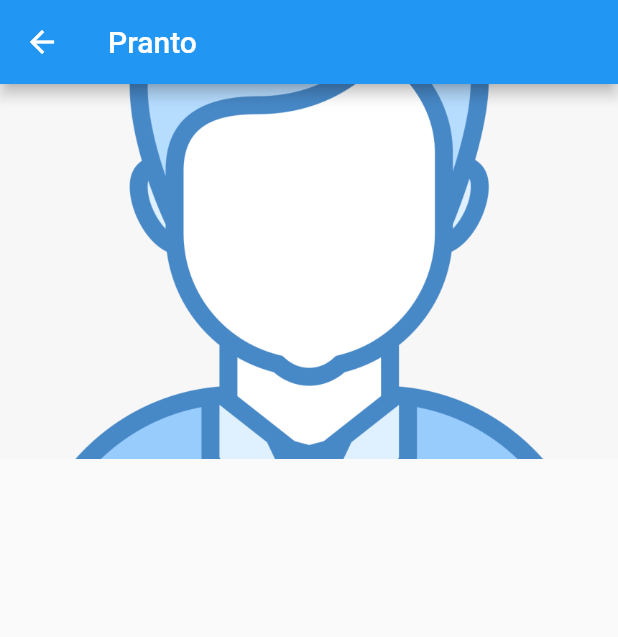
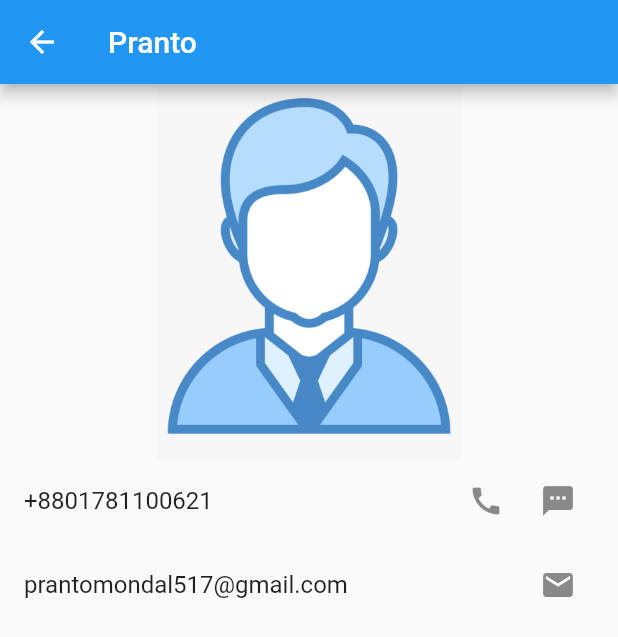
Before and after one commit to PrantoMondal/AddressBookFlutter, a Flutter app: the screen it shows after launch, after a tap on "PR", on a phone screen of 412 x 824 dp. Shown: the top 637 px of the screen. Run offline on Flutter 3.47's test engine with Material 2 defaults, Android fonts, the phone set to English and light mode, and no system bars; our stand-ins replace image_picker.

Commit message:
call message and mail functionality added

```diff
--- a/lib/pages/contact_details_page.dart
+++ b/lib/pages/contact_details_page.dart
@@ -1,11 +1,13 @@
 import 'dart:io';
 
 import 'package:flutter/material.dart';
+import 'package:url_launcher/url_launcher.dart';
 
 import '../models/contact_model.dart';
 
 class ContactDetailsPage extends StatefulWidget {
   static const String routeName = '/contact_details';
+
   const ContactDetailsPage({Key? key}) : super(key: key);
 
   @override
@@ -17,7 +19,10 @@ class _ContactDetailsPageState extends State<ContactDetailsPage> {
 
   @override
   void didChangeDependencies() {
-    contact = ModalRoute.of(context)!.settings.arguments as ContactModel;
+    contact = ModalRoute
+        .of(context)!
+        .settings
+        .arguments as ContactModel;
     super.didChangeDependencies();
   }
 
@@ -29,10 +34,71 @@ class _ContactDetailsPageState extends State<ContactDetailsPage> {
       ),
       body: ListView(
         children: [
-          contact.image == null? Image.asset('images/person.png',width: double.maxFinite,height: 250,fit: BoxFit.cover,) :
-          Image.file(File(contact.image!),width: double.maxFinite,height: 250,fit: BoxFit.cover),
+          contact.image == null
+              ? Image.asset(
+            'images/person.png',
+            width: double.maxFinite,
+            height: 250,
+            fit: BoxFit.fitHeight,
+          )
+              : Image.file(File(contact.image!),
+              width: double.maxFinite, height: 250, fit: BoxFit.fitHeight),
+          ListTile(
+            title: Text(contact.mobile),
+            trailing: Row(
+              mainAxisSize: MainAxisSize.min,
+              children: [
+                IconButton(
+                  icon: Icon(Icons.call),
+                  onPressed: _callPerson,
+                ),
+                IconButton(
+                  icon: Icon(Icons.sms),
+                  onPressed: _smsContact,
+                )
+              ],
+            ),
+          ),
+          ListTile(
+            title: Text(contact.email == null || contact.email!.isEmpty ?'Unavailable' : contact.email!),
+            trailing: IconButton(
+              icon: Icon(contact.email == null? Icons.edit : Icons.email),
+              onPressed: _mailContact,
+            )
+
+          )
         ],
       ),
     );
   }
+
+  void _callPerson() async {
+    final uri = Uri.parse('tel:${contact.mobile}');
+    if(await canLaunchUrl(uri)){
+      await launchUrl(uri);
+    }
+    else{
+      throw 'Can not launch url';
+    }
+  }
+
+  void _smsContact() async {
+    final uri = Uri.parse('sms:${contact.mobile}');
+    if(await canLaunchUrl(uri)){
+      await launchUrl(uri);
+    }
+    else{
+      throw 'Can not launch url';
+    }
+  }
+
+  void _mailContact() async{
+    final uri = Uri.parse('mailto:${contact.email}');
+    if(await canLaunchUrl(uri)){
+      await launchUrl(uri);
+    }
+    else{
+      throw 'Can not launch url';
+    }
+  }
 }
```
